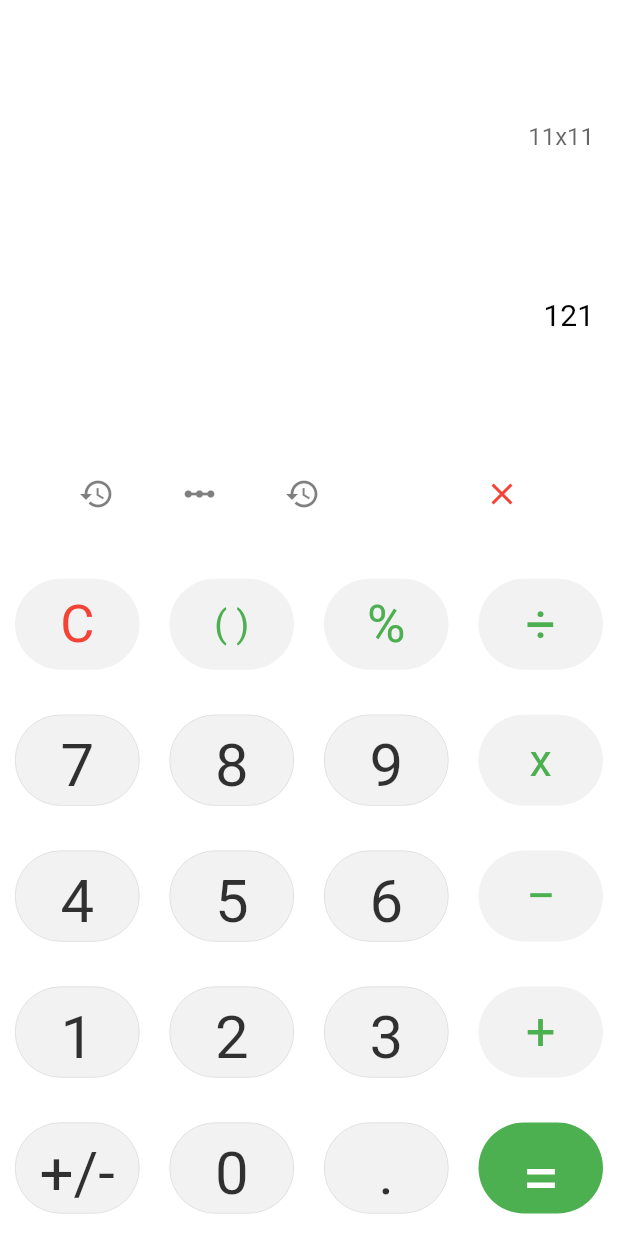
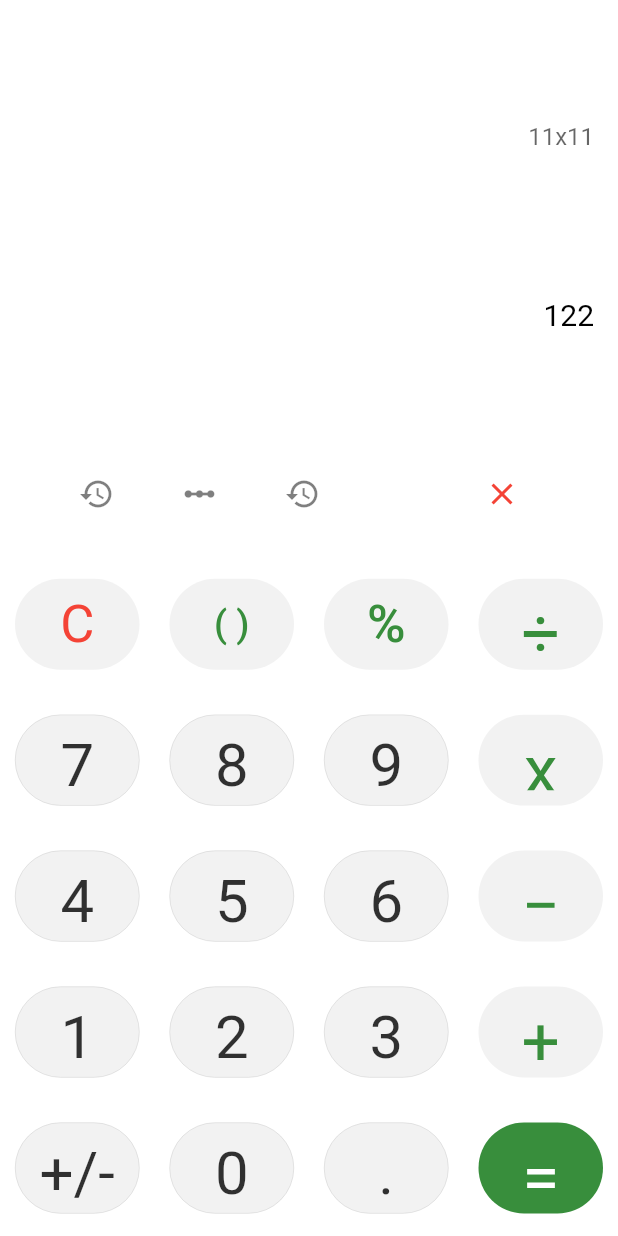
Before and after one commit to shreyansh-jain/calculator_app, a Flutter app: the screen it shows after launch, on a phone screen of 412 x 824 dp. Run offline on Flutter 3.47's test engine with Material 2 defaults, Android fonts, the phone set to English and light mode, and no system bars.

Commit message:
basic fixes

```diff
--- a/lib/main.dart
+++ b/lib/main.dart
@@ -54,7 +54,7 @@ class Calculator extends StatelessWidget {
                                   width: MediaQuery.of(context).size.width,
                                   child: Padding(
                                     padding: const EdgeInsets.all(16.0),
-                                    child: Text("121",
+                                    child: Text("122",
                                         overflow: TextOverflow.visible,
                                         textAlign: TextAlign.end,
                                         style: TextStyle(
@@ -180,9 +180,9 @@ class Calculator extends StatelessWidget {
                                 child: Text(
                               "( )",
                               style: TextStyle(
-                                  color: Colors.green,
+                                  color: Colors.green[700],
                                   fontSize: 25,
-                                  fontWeight: FontWeight.normal),
+                                  fontWeight: FontWeight.w500),
                             )))),
                     Container(
                         color: Colors.white,
@@ -203,9 +203,9 @@ class Calculator extends StatelessWidget {
                                 child: Text(
                               "%",
                               style: TextStyle(
-                                  color: Colors.green,
+                                  color: Colors.green[700],
                                   fontSize: 35,
-                                  fontWeight: FontWeight.normal),
+                                  fontWeight: FontWeight.w500),
                             )))),
                     Container(
                         color: Colors.white,
@@ -226,9 +226,9 @@ class Calculator extends StatelessWidget {
                                 child: Text(
                               "÷",
                               style: TextStyle(
-                                  color: Colors.green,
-                                  fontSize: 35,
-                                  fontWeight: FontWeight.normal),
+                                  color: Colors.green[700],
+                                  fontSize: 45,
+                                  fontWeight: FontWeight.w400),
                             )))),
                   ],
                 ),
@@ -331,9 +331,9 @@ class Calculator extends StatelessWidget {
                                 child: Text(
                               "x",
                               style: TextStyle(
-                                  color: Colors.green,
-                                  fontSize: 30,
-                                  fontWeight: FontWeight.normal),
+                                  color: Colors.green[700],
+                                  fontSize: 45,
+                                  fontWeight: FontWeight.w400),
                             )))),
                   ],
                 ),
@@ -436,9 +436,9 @@ class Calculator extends StatelessWidget {
                                 child: Text(
                               "−",
                               style: TextStyle(
-                                  color: Colors.green,
-                                  fontSize: 35,
-                                  fontWeight: FontWeight.normal),
+                                  color: Colors.green[700],
+                                  fontSize: 45,
+                                  fontWeight: FontWeight.w400),
                             )))),
                   ],
                 ),
@@ -541,9 +541,9 @@ class Calculator extends StatelessWidget {
                                 child: Text(
                               "+",
                               style: TextStyle(
-                                  color: Colors.green,
-                                  fontSize: 35,
-                                  fontWeight: FontWeight.normal),
+                                  color: Colors.green[700],
+                                  fontSize: 45,
+                                  fontWeight: FontWeight.w400),
                             ))))
                   ],
                 ),
@@ -634,7 +634,7 @@ class Calculator extends StatelessWidget {
                         width: MediaQuery.of(context).size.width / 4,
                         child: Container(
                             decoration: new BoxDecoration(
-                                color: Colors.green.withOpacity(1),
+                                color: Colors.green[700].withOpacity(1),
                                 borderRadius: BorderRadius.circular(100.0)),
                             margin: new EdgeInsets.fromLTRB(10, 15, 10, 15),
                             padding: new EdgeInsets.fromLTRB(
```
